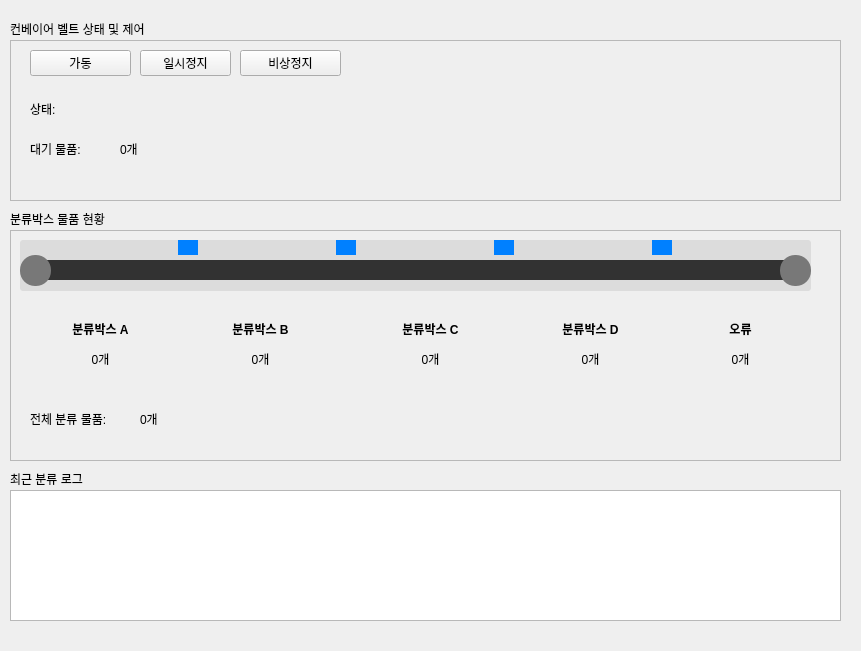
The window that gui/ui/widgets/devices.ui (jongbob1918/IoT_Project_RAIL) describes before a commit, drawn with Qt 5.
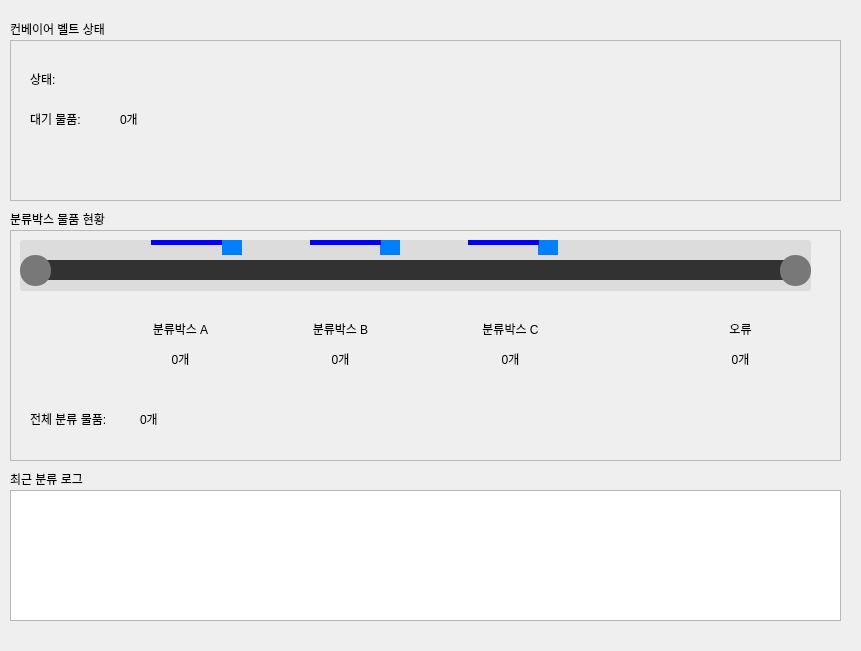
The same window after the commit.

What changed in the file:
```diff
--- a/gui/ui/widgets/devices.ui
+++ b/gui/ui/widgets/devices.ui
@@ -23,7 +23,7 @@
     </rect>
    </property>
    <property name="text">
-    <string>컨베이어 벨트 상태 및 제어</string>
+    <string>컨베이어 벨트 상태</string>
    </property>
   </widget>
   <widget class="QLabel" name="label_2">
@@ -81,7 +81,7 @@
     <property name="geometry">
      <rect>
       <x>110</x>
-      <y>100</y>
+      <y>70</y>
       <width>41</width>
       <height>18</height>
      </rect>
@@ -97,7 +97,7 @@
     <property name="geometry">
      <rect>
       <x>20</x>
-      <y>100</y>
+      <y>70</y>
       <width>71</width>
       <height>18</height>
      </rect>
@@ -106,38 +106,12 @@
      <string>대기 물품:</string>
     </property>
    </widget>
-   <widget class="QPushButton" name="btn_stop">
-    <property name="geometry">
-     <rect>
-      <x>130</x>
-      <y>10</y>
-      <width>91</width>
-      <height>26</height>
-     </rect>
-    </property>
-    <property name="text">
-     <string>일시정지</string>
-    </property>
-   </widget>
-   <widget class="QPushButton" name="btn_start">
-    <property name="geometry">
-     <rect>
-      <x>20</x>
-      <y>10</y>
-      <width>101</width>
-      <height>26</height>
-     </rect>
-    </property>
-    <property name="text">
-     <string>가동</string>
-    </property>
-   </widget>
    <widget class="QLabel" name="conveyor_status">
     <property name="geometry">
      <rect>
       <x>70</x>
-      <y>60</y>
-      <width>61</width>
+      <y>30</y>
+      <width>91</width>
       <height>18</height>
      </rect>
     </property>
@@ -152,7 +126,7 @@
     <property name="geometry">
      <rect>
       <x>20</x>
-      <y>60</y>
+      <y>30</y>
       <width>41</width>
       <height>18</height>
      </rect>
@@ -161,28 +135,6 @@
      <string>상태:</string>
     </property>
    </widget>
-   <widget class="QPushButton" name="btn_emergencyStop">
-    <property name="geometry">
-     <rect>
-      <x>230</x>
-      <y>10</y>
-      <width>101</width>
-      <height>26</height>
-     </rect>
-    </property>
-    <property name="text">
-     <string>비상정지</string>
-    </property>
-    <property name="autoDefault">
-     <bool>false</bool>
-    </property>
-    <property name="default">
-     <bool>false</bool>
-    </property>
-    <property name="flat">
-     <bool>false</bool>
-    </property>
-   </widget>
   </widget>
   <widget class="QFrame" name="frame_3">
    <property name="geometry">
@@ -218,7 +170,7 @@
    <widget class="QLabel" name="label_6">
     <property name="geometry">
      <rect>
-      <x>210</x>
+      <x>290</x>
       <y>90</y>
       <width>81</width>
       <height>18</height>
@@ -226,7 +178,8 @@
     </property>
     <property name="font">
      <font>
-      <bold>true</bold>
+      <weight>50</weight>
+      <bold>false</bold>
      </font>
     </property>
     <property name="text">
@@ -239,7 +192,7 @@
    <widget class="QLabel" name="inventory_A">
     <property name="geometry">
      <rect>
-      <x>70</x>
+      <x>150</x>
       <y>120</y>
       <width>41</width>
       <height>18</height>
@@ -271,23 +224,7 @@
    <widget class="QLabel" name="inventory_B">
     <property name="geometry">
      <rect>
-      <x>230</x>
-      <y>120</y>
-      <width>41</width>
-      <height>18</height>
-     </rect>
-    </property>
-    <property name="text">
-     <string>0개</string>
-    </property>
-    <property name="alignment">
-     <set>Qt::AlignCenter</set>
-    </property>
-   </widget>
-   <widget class="QLabel" name="inventory_D">
-    <property name="geometry">
-     <rect>
-      <x>560</x>
+      <x>310</x>
       <y>120</y>
       <width>41</width>
       <height>18</height>
@@ -377,7 +314,7 @@
     <widget class="QLabel" name="sorter_A">
      <property name="geometry">
       <rect>
-       <x>158</x>
+       <x>202</x>
        <y>0</y>
        <width>20</width>
        <height>15</height>
@@ -394,7 +331,7 @@
     <widget class="QLabel" name="sorter_B">
      <property name="geometry">
       <rect>
-       <x>316</x>
+       <x>360</x>
        <y>0</y>
        <width>20</width>
        <height>15</height>
@@ -411,7 +348,7 @@
     <widget class="QLabel" name="sorter_C">
      <property name="geometry">
       <rect>
-       <x>474</x>
+       <x>518</x>
        <y>0</y>
        <width>20</width>
        <height>15</height>
@@ -425,17 +362,51 @@
       <string/>
      </property>
     </widget>
-    <widget class="QLabel" name="sorter_D">
+    <widget class="QLabel" name="sorter_A_2">
      <property name="geometry">
       <rect>
-       <x>632</x>
+       <x>131</x>
        <y>0</y>
-       <width>20</width>
-       <height>15</height>
+       <width>71</width>
+       <height>5</height>
       </rect>
      </property>
      <property name="styleSheet">
-      <string notr="true">background-color: rgb(0, 128, 255);
+      <string notr="true">background-color: rgb(0, 0, 255);
+border-radius: 0px;</string>
+     </property>
+     <property name="text">
+      <string/>
+     </property>
+    </widget>
+    <widget class="QLabel" name="sorter_A_3">
+     <property name="geometry">
+      <rect>
+       <x>290</x>
+       <y>0</y>
+       <width>71</width>
+       <height>5</height>
+      </rect>
+     </property>
+     <property name="styleSheet">
+      <string notr="true">background-color: rgb(0, 0, 255);
+border-radius: 0px;</string>
+     </property>
+     <property name="text">
+      <string/>
+     </property>
+    </widget>
+    <widget class="QLabel" name="sorter_A_4">
+     <property name="geometry">
+      <rect>
+       <x>448</x>
+       <y>0</y>
+       <width>71</width>
+       <height>5</height>
+      </rect>
+     </property>
+     <property name="styleSheet">
+      <string notr="true">background-color: rgb(0, 0, 255);
 border-radius: 0px;</string>
      </property>
      <property name="text">
@@ -446,14 +417,16 @@
     <zorder>sorter_A</zorder>
     <zorder>sorter_B</zorder>
     <zorder>sorter_C</zorder>
-    <zorder>sorter_D</zorder>
     <zorder>roller_right</zorder>
     <zorder>roller_left</zorder>
+    <zorder>sorter_A_2</zorder>
+    <zorder>sorter_A_3</zorder>
+    <zorder>sorter_A_4</zorder>
    </widget>
    <widget class="QLabel" name="label_7">
     <property name="geometry">
      <rect>
-      <x>380</x>
+      <x>460</x>
       <y>90</y>
       <width>81</width>
       <height>18</height>
@@ -461,7 +434,8 @@
     </property>
     <property name="font">
      <font>
-      <bold>true</bold>
+      <weight>50</weight>
+      <bold>false</bold>
      </font>
     </property>
     <property name="text">
@@ -474,7 +448,7 @@
    <widget class="QLabel" name="label_5">
     <property name="geometry">
      <rect>
-      <x>50</x>
+      <x>130</x>
       <y>90</y>
       <width>81</width>
       <height>18</height>
@@ -482,7 +456,8 @@
     </property>
     <property name="font">
      <font>
-      <bold>true</bold>
+      <weight>50</weight>
+      <bold>false</bold>
      </font>
     </property>
     <property name="text">
@@ -495,7 +470,7 @@
    <widget class="QLabel" name="inventory_C">
     <property name="geometry">
      <rect>
-      <x>400</x>
+      <x>480</x>
       <y>120</y>
       <width>41</width>
       <height>18</height>
@@ -508,27 +483,6 @@
      <set>Qt::AlignCenter</set>
     </property>
    </widget>
-   <widget class="QLabel" name="label_8">
-    <property name="geometry">
-     <rect>
-      <x>540</x>
-      <y>90</y>
-      <width>81</width>
-      <height>18</height>
-     </rect>
-    </property>
-    <property name="font">
-     <font>
-      <bold>true</bold>
-     </font>
-    </property>
-    <property name="text">
-     <string>분류박스 D</string>
-    </property>
-    <property name="alignment">
-     <set>Qt::AlignCenter</set>
-    </property>
-   </widget>
    <widget class="QLabel" name="label_9">
     <property name="geometry">
      <rect>
@@ -540,7 +494,8 @@
     </property>
     <property name="font">
      <font>
-      <bold>true</bold>
+      <weight>50</weight>
+      <bold>false</bold>
      </font>
     </property>
     <property name="text">
```
